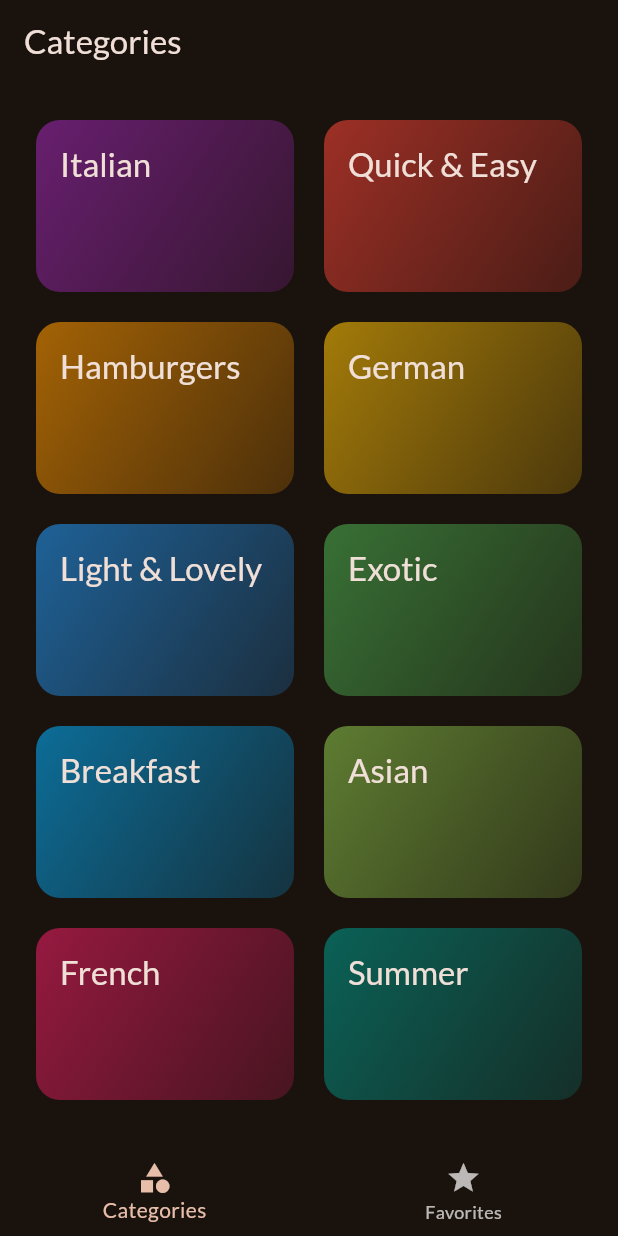
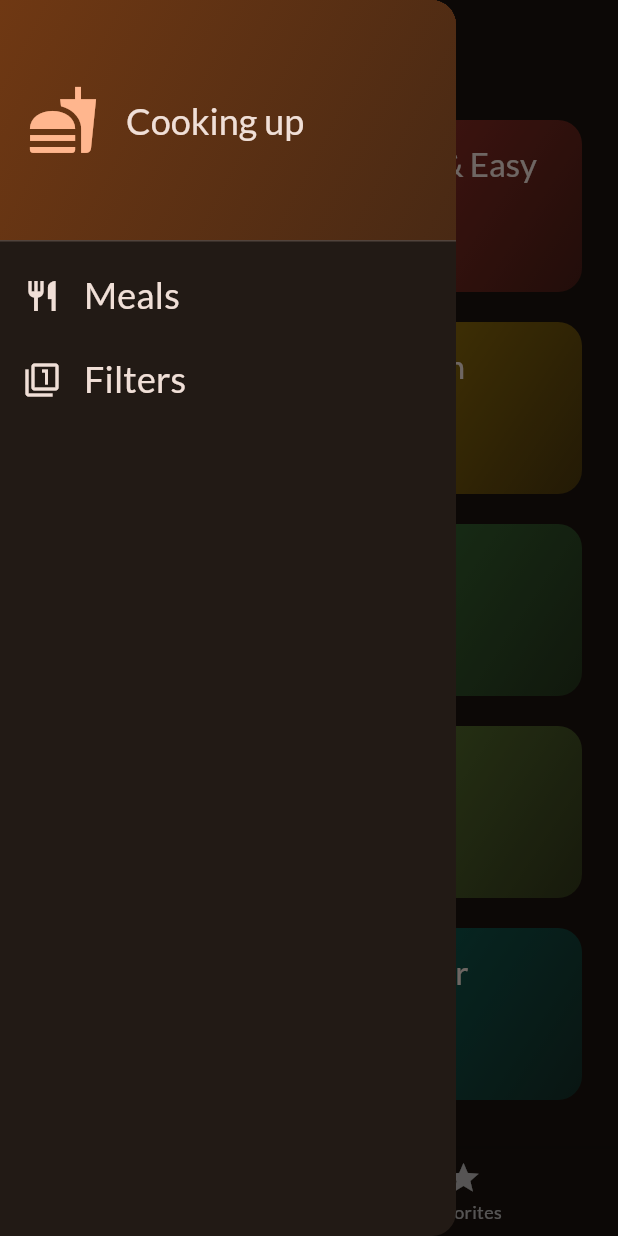
Before and after one commit to ikhsanmuhamad22/flutter_mealsapp, a Flutter app: the screen it shows after launch, with the side drawer open (before the commit the screen has no drawer), on a phone screen of 412 x 824 dp. Run offline on Flutter 3.47's test engine with Material 3 defaults, Android fonts, the phone set to English and light mode, and no system bars; our stand-ins replace google_fonts, transparent_image.

Commit message:
add: drawer

```diff
--- a/lib/screens/tabs_screen.dart
+++ b/lib/screens/tabs_screen.dart
@@ -2,6 +2,7 @@ import 'package:flutter/material.dart';
 import 'package:meals_app/models/meal.dart';
 import 'package:meals_app/screens/categories_screen.dart';
 import 'package:meals_app/screens/meals_screen.dart';
+import 'package:meals_app/widget/main_drawer.dart';
 
 class TabsScreen extends StatefulWidget {
   const TabsScreen({super.key});
@@ -16,13 +17,25 @@ class _TabsScreenState extends State<TabsScreen> {
   final List<Meal> favorites = [];
   int _selectedPageIndex = 0;
 
+  void _showNotifSnackBar(String message) {
+    ScaffoldMessenger.of(context).clearSnackBars();
+    ScaffoldMessenger.of(context)
+        .showSnackBar(SnackBar(content: Text(message)));
+  }
+
   void _addToggleToFavorite(Meal meal) {
     final isFavorite = favorites.contains(meal);
 
     if (isFavorite) {
-      favorites.remove(meal);
+      setState(() {
+        _showNotifSnackBar('Meal no longer in favorite');
+        favorites.remove(meal);
+      });
     } else {
-      favorites.add(meal);
+      setState(() {
+        _showNotifSnackBar('Meal is add to favorite');
+        favorites.add(meal);
+      });
     }
   }
 
@@ -48,6 +61,7 @@ class _TabsScreenState extends State<TabsScreen> {
     }
 
     return Scaffold(
+      drawer: MainDrawer(),
       appBar: AppBar(
         title: Text(activePageTitle),
       ),
--- /dev/null
+++ b/lib/widget/main_drawer.dart
@@ -0,0 +1,58 @@
+import 'package:flutter/material.dart';
+
+class MainDrawer extends StatelessWidget {
+  const MainDrawer({super.key});
+  @override
+  Widget build(BuildContext context) {
+    return Drawer(
+      child: Column(
+        children: [
+          DrawerHeader(
+            padding: EdgeInsets.all(18),
+            decoration: BoxDecoration(
+                gradient: LinearGradient(colors: [
+              Theme.of(context).colorScheme.primaryContainer,
+              Theme.of(context).colorScheme.primaryContainer.withOpacity(0.5)
+            ], begin: Alignment.topLeft, end: Alignment.bottomRight)),
+            child: Row(
+              children: [
+                Icon(
+                  Icons.fastfood,
+                  size: 48,
+                  color: Theme.of(context).colorScheme.primary,
+                ),
+                SizedBox(width: 18),
+                Text(
+                  'Cooking up',
+                  style: Theme.of(context).textTheme.titleLarge!.copyWith(
+                      color: Theme.of(context).colorScheme.onBackground,
+                      fontSize: 24),
+                )
+              ],
+            ),
+          ),
+          ListTile(
+            title: Text(
+              'Meals',
+              style: Theme.of(context).textTheme.titleSmall!.copyWith(
+                  color: Theme.of(context).colorScheme.onBackground,
+                  fontSize: 24),
+            ),
+            leading: Icon(Icons.restaurant,
+                size: 24, color: Theme.of(context).colorScheme.onBackground),
+          ),
+          ListTile(
+            title: Text(
+              'Filters',
+              style: Theme.of(context).textTheme.titleSmall!.copyWith(
+                  color: Theme.of(context).colorScheme.onBackground,
+                  fontSize: 24),
+            ),
+            leading: Icon(Icons.filter_1,
+                size: 24, color: Theme.of(context).colorScheme.onBackground),
+          )
+        ],
+      ),
+    );
+  }
+}
```
